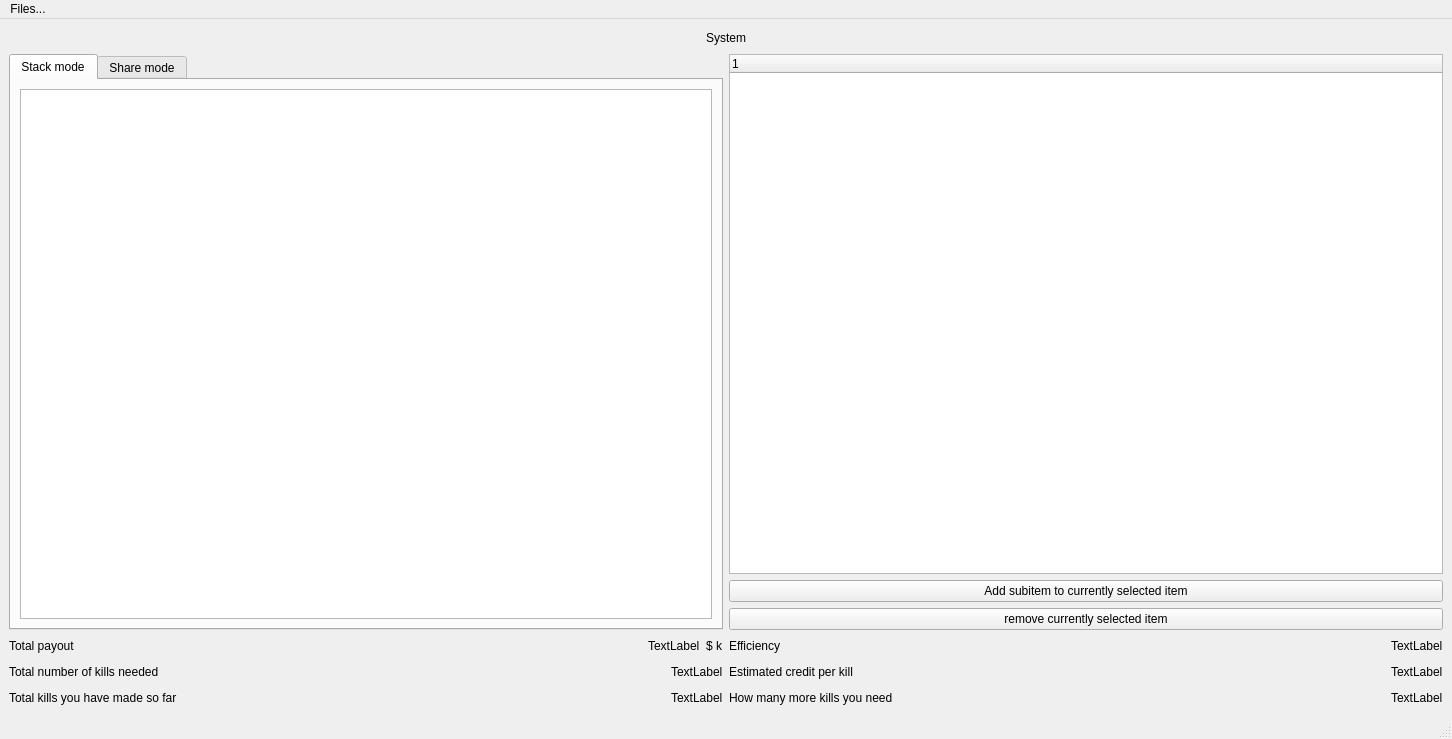
Old version of the form SRC/mainwindow.ui in the repository aklakina/EliteMoney.
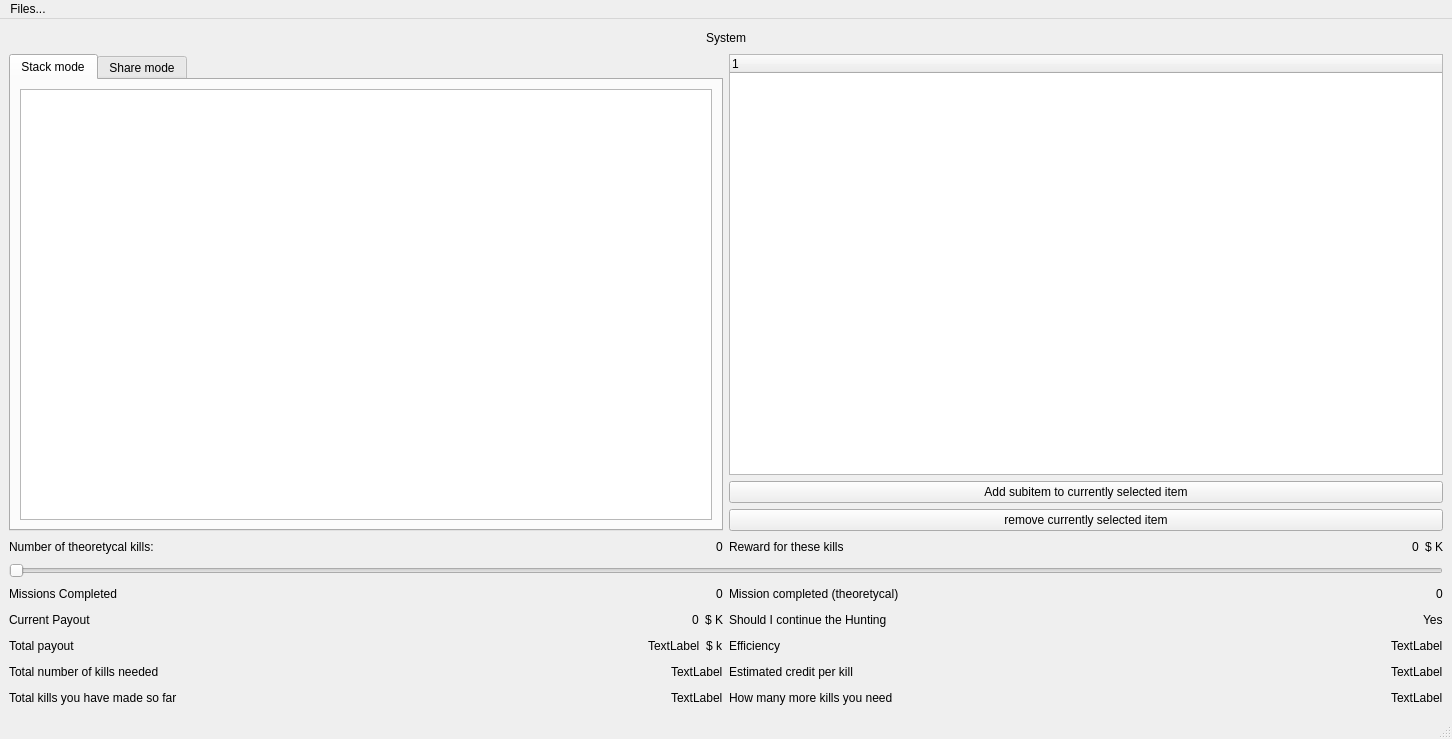
New version of the form. The open tabs and pages were chosen to show the change.

Patch:
```diff
--- a/SRC/mainwindow.ui
+++ b/SRC/mainwindow.ui
@@ -15,51 +15,13 @@
   </property>
   <widget class="QWidget" name="centralwidget">
    <layout class="QGridLayout" name="gridLayout">
-    <item row="1" column="1">
-     <layout class="QVBoxLayout" name="verticalLayout">
-      <item>
-       <widget class="QTreeWidget" name="treeWidget_3">
-        <property name="expandsOnDoubleClick">
-         <bool>false</bool>
-        </property>
-        <column>
-         <property name="text">
-          <string notr="true">1</string>
-         </property>
-        </column>
-       </widget>
-      </item>
-      <item>
-       <layout class="QHBoxLayout" name="horizontalLayout_5">
-        <item>
-         <layout class="QVBoxLayout" name="verticalLayout_2">
-          <item>
-           <widget class="QPushButton" name="pushButton_3">
-            <property name="text">
-             <string>Add subitem to currently selected item</string>
-            </property>
-           </widget>
-          </item>
-          <item>
-           <widget class="QPushButton" name="pushButton_4">
-            <property name="text">
-             <string>remove currently selected item</string>
-            </property>
-           </widget>
-          </item>
-         </layout>
-        </item>
-       </layout>
-      </item>
-     </layout>
-    </item>
     <item row="1" column="0">
      <widget class="QTabWidget" name="tabWidget">
       <property name="enabled">
        <bool>true</bool>
       </property>
       <property name="currentIndex">
-       <number>1</number>
+       <number>0</number>
       </property>
       <widget class="QWidget" name="tab_3">
        <attribute name="title">
@@ -95,49 +57,119 @@
       </widget>
      </widget>
     </item>
-    <item row="0" column="0" colspan="2">
-     <layout class="QHBoxLayout" name="horizontalLayout_9">
+    <item row="1" column="1">
+     <layout class="QVBoxLayout" name="verticalLayout">
       <item>
-       <spacer name="horizontalSpacer">
-        <property name="orientation">
-         <enum>Qt::Horizontal</enum>
+       <widget class="QTreeWidget" name="treeWidget_3">
+        <property name="expandsOnDoubleClick">
+         <bool>false</bool>
         </property>
-        <property name="sizeHint" stdset="0">
-         <size>
-          <width>40</width>
-          <height>20</height>
-         </size>
-        </property>
-       </spacer>
-      </item>
-      <item>
-       <widget class="QLabel" name="systemName">
-        <property name="text">
-         <string>System</string>
-        </property>
+        <column>
+         <property name="text">
+          <string notr="true">1</string>
+         </property>
+        </column>
        </widget>
       </item>
       <item>
-       <spacer name="horizontalSpacer_2">
-        <property name="orientation">
-         <enum>Qt::Horizontal</enum>
-        </property>
-        <property name="sizeHint" stdset="0">
-         <size>
-          <width>40</width>
-          <height>20</height>
-         </size>
-        </property>
-       </spacer>
+       <layout class="QHBoxLayout" name="horizontalLayout_5">
+        <item>
+         <layout class="QVBoxLayout" name="verticalLayout_2">
+          <item>
+           <widget class="QPushButton" name="pushButton_3">
+            <property name="text">
+             <string>Add subitem to currently selected item</string>
+            </property>
+           </widget>
+          </item>
+          <item>
+           <widget class="QPushButton" name="pushButton_4">
+            <property name="text">
+             <string>remove currently selected item</string>
+            </property>
+           </widget>
+          </item>
+         </layout>
+        </item>
+       </layout>
       </item>
      </layout>
     </item>
-    <item row="2" column="0" colspan="2">
+    <item row="4" column="0" colspan="2">
      <layout class="QVBoxLayout" name="verticalLayout_10">
       <item>
        <layout class="QHBoxLayout" name="horizontalLayout_13">
         <item>
          <layout class="QVBoxLayout" name="verticalLayout_6">
+          <item>
+           <layout class="QHBoxLayout" name="horizontalLayout_15">
+            <item>
+             <widget class="QLabel" name="label_16">
+              <property name="text">
+               <string>Missions Completed</string>
+              </property>
+             </widget>
+            </item>
+            <item>
+             <spacer name="horizontalSpacer_12">
+              <property name="orientation">
+               <enum>Qt::Horizontal</enum>
+              </property>
+              <property name="sizeHint" stdset="0">
+               <size>
+                <width>40</width>
+                <height>20</height>
+               </size>
+              </property>
+             </spacer>
+            </item>
+            <item>
+             <widget class="QLabel" name="Missions_completed">
+              <property name="text">
+               <string>0</string>
+              </property>
+             </widget>
+            </item>
+           </layout>
+          </item>
+          <item>
+           <layout class="QHBoxLayout" name="horizontalLayout_16">
+            <item>
+             <widget class="QLabel" name="label_17">
+              <property name="text">
+               <string>Current Payout</string>
+              </property>
+             </widget>
+            </item>
+            <item>
+             <spacer name="horizontalSpacer_13">
+              <property name="orientation">
+               <enum>Qt::Horizontal</enum>
+              </property>
+              <property name="sizeHint" stdset="0">
+               <size>
+                <width>40</width>
+                <height>20</height>
+               </size>
+              </property>
+             </spacer>
+            </item>
+            <item>
+             <widget class="QLabel" name="Curr_payout">
+              <property name="text">
+               <string>0</string>
+              </property>
+             </widget>
+            </item>
+            <item>
+             <widget class="QLabel" name="label_19">
+              <property name="text">
+               <string>$ K</string>
+              </property>
+             </widget>
+            </item>
+           </layout>
+          </item>
           <item>
            <layout class="QHBoxLayout" name="horizontalLayout_2">
             <item>
@@ -211,6 +243,68 @@
         </item>
         <item>
          <layout class="QVBoxLayout" name="verticalLayout_9">
+          <item>
+           <layout class="QHBoxLayout" name="horizontalLayout_7">
+            <item>
+             <widget class="QLabel" name="label_15">
+              <property name="text">
+               <string>Mission completed (theoretycal)</string>
+              </property>
+             </widget>
+            </item>
+            <item>
+             <spacer name="horizontalSpacer_10">
+              <property name="orientation">
+               <enum>Qt::Horizontal</enum>
+              </property>
+              <property name="sizeHint" stdset="0">
+               <size>
+                <width>40</width>
+                <height>20</height>
+               </size>
+              </property>
+             </spacer>
+            </item>
+            <item>
+             <widget class="QLabel" name="max_theoretycal">
+              <property name="text">
+               <string>0</string>
+              </property>
+             </widget>
+            </item>
+           </layout>
+          </item>
+          <item>
+           <layout class="QHBoxLayout" name="horizontalLayout_17">
+            <item>
+             <widget class="QLabel" name="label_18">
+              <property name="text">
+               <string>Should I continue the Hunting</string>
+              </property>
+             </widget>
+            </item>
+            <item>
+             <spacer name="horizontalSpacer_14">
+              <property name="orientation">
+               <enum>Qt::Horizontal</enum>
+              </property>
+              <property name="sizeHint" stdset="0">
+               <size>
+                <width>40</width>
+                <height>20</height>
+               </size>
+              </property>
+             </spacer>
+            </item>
+            <item>
+             <widget class="QLabel" name="label_20">
+              <property name="text">
+               <string>Yes</string>
+              </property>
+             </widget>
+            </item>
+           </layout>
+          </item>
           <item>
            <layout class="QHBoxLayout" name="horizontalLayout">
             <item>
@@ -345,6 +439,126 @@
       </item>
      </layout>
     </item>
+    <item row="3" column="0" colspan="2">
+     <widget class="QSlider" name="horizontalSlider">
+      <property name="maximum">
+       <number>100</number>
+      </property>
+      <property name="orientation">
+       <enum>Qt::Horizontal</enum>
+      </property>
+     </widget>
+    </item>
+    <item row="2" column="0" colspan="2">
+     <layout class="QHBoxLayout" name="horizontalLayout_14">
+      <item>
+       <layout class="QHBoxLayout" name="horizontalLayout_6">
+        <item>
+         <widget class="QLabel" name="label_6">
+          <property name="text">
+           <string>Number of theoretycal kills:</string>
+          </property>
+         </widget>
+        </item>
+        <item>
+         <spacer name="horizontalSpacer_9">
+          <property name="orientation">
+           <enum>Qt::Horizontal</enum>
+          </property>
+          <property name="sizeHint" stdset="0">
+           <size>
+            <width>40</width>
+            <height>20</height>
+           </size>
+          </property>
+         </spacer>
+        </item>
+        <item>
+         <widget class="QLabel" name="Theor_num_kill">
+          <property name="text">
+           <string>0</string>
+          </property>
+         </widget>
+        </item>
+       </layout>
+      </item>
+      <item>
+       <layout class="QHBoxLayout" name="horizontalLayout_8">
+        <item>
+         <widget class="QLabel" name="label_7">
+          <property name="text">
+           <string>Reward for these kills</string>
+          </property>
+         </widget>
+        </item>
+        <item>
+         <spacer name="horizontalSpacer_11">
+          <property name="orientation">
+           <enum>Qt::Horizontal</enum>
+          </property>
+          <property name="sizeHint" stdset="0">
+           <size>
+            <width>40</width>
+            <height>20</height>
+           </size>
+          </property>
+         </spacer>
+        </item>
+        <item>
+         <widget class="QLabel" name="Reward">
+          <property name="text">
+           <string>0</string>
+          </property>
+         </widget>
+        </item>
+        <item>
+         <widget class="QLabel" name="label_13">
+          <property name="text">
+           <string>$ K</string>
+          </property>
+         </widget>
+        </item>
+       </layout>
+      </item>
+     </layout>
+    </item>
+    <item row="0" column="0" colspan="2">
+     <layout class="QHBoxLayout" name="horizontalLayout_9">
+      <item>
+       <spacer name="horizontalSpacer">
+        <property name="orientation">
+         <enum>Qt::Horizontal</enum>
+        </property>
+        <property name="sizeHint" stdset="0">
+         <size>
+          <width>40</width>
+          <height>20</height>
+         </size>
+        </property>
+       </spacer>
+      </item>
+      <item>
+       <widget class="QLabel" name="systemName">
+        <property name="text">
+         <string>System</string>
+        </property>
+       </widget>
+      </item>
+      <item>
+       <spacer name="horizontalSpacer_2">
+        <property name="orientation">
+         <enum>Qt::Horizontal</enum>
+        </property>
+        <property name="sizeHint" stdset="0">
+         <size>
+          <width>40</width>
+          <height>20</height>
+         </size>
+        </property>
+       </spacer>
+      </item>
+     </layout>
+    </item>
    </layout>
   </widget>
   <widget class="QStatusBar" name="statusbar"/>
@@ -363,17 +577,24 @@
     </property>
     <addaction name="actionSave_Session"/>
     <addaction name="actionLoad_session"/>
+    <addaction name="separator"/>
+    <addaction name="actionStart_new_session"/>
    </widget>
    <addaction name="menuFiles"/>
   </widget>
   <action name="actionSave_Session">
    <property name="text">
-    <string>Save Session</string>
+    <string>Save Session...</string>
    </property>
   </action>
   <action name="actionLoad_session">
    <property name="text">
-    <string>Load session</string>
+    <string>Load session...</string>
+   </property>
+  </action>
+  <action name="actionStart_new_session">
+   <property name="text">
+    <string>Start new session</string>
    </property>
   </action>
  </widget>
```
